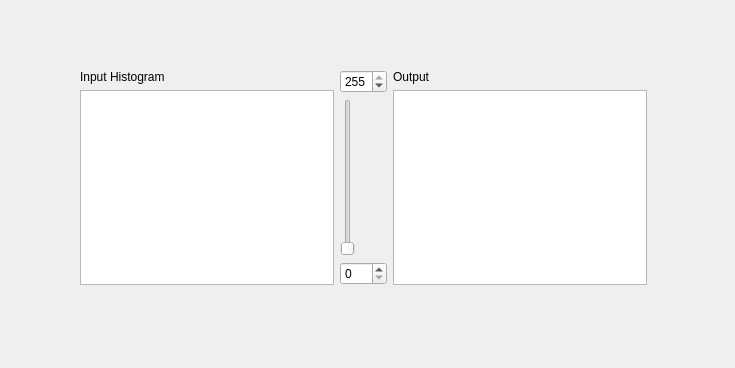
First picture: the form in window_histmatching.ui, repository jasonjin34/hiwi-imageprocessing, before the edit.
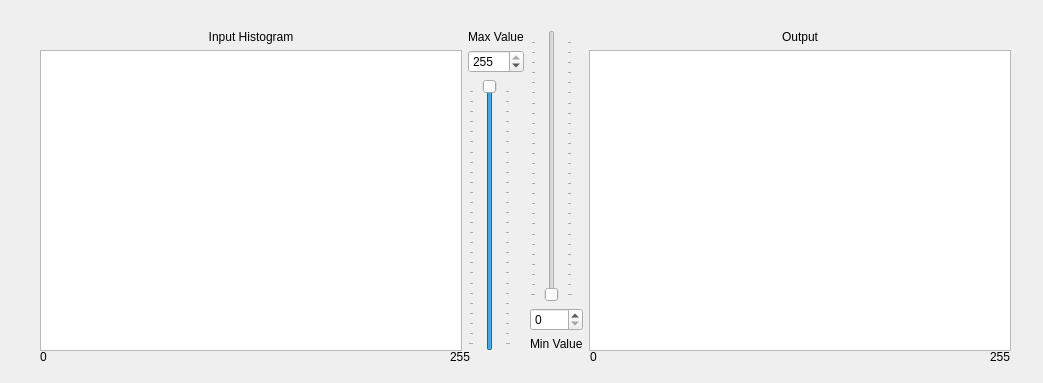
Second picture: the form after the edit.

Commit message: add two histogram matching function, message class for signal andslot

```diff
--- a/window_histmatching.ui
+++ b/window_histmatching.ui
@@ -6,75 +6,214 @@
    <rect>
     <x>0</x>
     <y>0</y>
-    <width>735</width>
-    <height>368</height>
+    <width>1043</width>
+    <height>383</height>
    </rect>
   </property>
   <property name="windowTitle">
    <string>Levels Adjustment</string>
   </property>
-  <widget class="QWidget" name="layoutWidget">
+  <widget class="QLabel" name="label_5">
    <property name="geometry">
     <rect>
-     <x>80</x>
-     <y>70</y>
-     <width>567</width>
-     <height>215</height>
+     <x>40</x>
+     <y>350</y>
+     <width>47</width>
+     <height>13</height>
+    </rect>
+   </property>
+   <property name="text">
+    <string>0</string>
+   </property>
+  </widget>
+  <widget class="QLabel" name="label_7">
+   <property name="geometry">
+    <rect>
+     <x>450</x>
+     <y>350</y>
+     <width>47</width>
+     <height>13</height>
+    </rect>
+   </property>
+   <property name="text">
+    <string>255</string>
+   </property>
+  </widget>
+  <widget class="QLabel" name="label_8">
+   <property name="geometry">
+    <rect>
+     <x>990</x>
+     <y>350</y>
+     <width>47</width>
+     <height>13</height>
+    </rect>
+   </property>
+   <property name="text">
+    <string>255</string>
+   </property>
+  </widget>
+  <widget class="QLabel" name="label_9">
+   <property name="geometry">
+    <rect>
+     <x>590</x>
+     <y>350</y>
+     <width>47</width>
+     <height>13</height>
+    </rect>
+   </property>
+   <property name="text">
+    <string>0</string>
+   </property>
+  </widget>
+  <widget class="QWidget" name="">
+   <property name="geometry">
+    <rect>
+     <x>40</x>
+     <y>30</y>
+     <width>971</width>
+     <height>321</height>
     </rect>
    </property>
    <layout class="QGridLayout" name="gridLayout">
-    <item row="0" column="1">
-     <widget class="QSpinBox" name="maxIntensity">
-      <property name="maximum">
-       <number>255</number>
-      </property>
-      <property name="value">
-       <number>255</number>
-      </property>
-     </widget>
+    <item row="0" column="2" rowspan="2">
+     <layout class="QVBoxLayout" name="verticalLayout_3">
+      <item>
+       <layout class="QVBoxLayout" name="verticalLayout_2">
+        <item>
+         <widget class="QSlider" name="verticalMin">
+          <property name="minimumSize">
+           <size>
+            <width>43</width>
+            <height>0</height>
+           </size>
+          </property>
+          <property name="layoutDirection">
+           <enum>Qt::LeftToRight</enum>
+          </property>
+          <property name="maximum">
+           <number>255</number>
+          </property>
+          <property name="sliderPosition">
+           <number>0</number>
+          </property>
+          <property name="orientation">
+           <enum>Qt::Vertical</enum>
+          </property>
+          <property name="tickPosition">
+           <enum>QSlider::TicksBothSides</enum>
+          </property>
+          <property name="tickInterval">
+           <number>0</number>
+          </property>
+         </widget>
+        </item>
+        <item>
+         <widget class="QSpinBox" name="minIntensity">
+          <property name="layoutDirection">
+           <enum>Qt::LeftToRight</enum>
+          </property>
+          <property name="maximum">
+           <number>255</number>
+          </property>
+         </widget>
+        </item>
+       </layout>
+      </item>
+      <item>
+       <widget class="QLabel" name="label_4">
+        <property name="text">
+         <string>Min Value</string>
+        </property>
+       </widget>
+      </item>
+     </layout>
     </item>
-    <item row="0" column="0" rowspan="3">
+    <item row="0" column="1" rowspan="2">
      <layout class="QVBoxLayout" name="verticalLayout">
       <item>
-       <widget class="QLabel" name="label">
+       <widget class="QLabel" name="label_3">
         <property name="text">
-         <string>Input Histogram</string>
+         <string>Max Value</string>
         </property>
        </widget>
       </item>
       <item>
-       <widget class="QGraphicsView" name="graphicsView"/>
+       <widget class="QSpinBox" name="maxIntensity">
+        <property name="maximum">
+         <number>255</number>
+        </property>
+        <property name="value">
+         <number>255</number>
+        </property>
+       </widget>
       </item>
-     </layout>
-    </item>
-    <item row="0" column="2" rowspan="3">
-     <layout class="QVBoxLayout" name="verticalLayout_2">
       <item>
-       <widget class="QLabel" name="label_2">
-        <property name="text">
-         <string>Output</string>
+       <widget class="QSlider" name="verticalMax">
+        <property name="minimumSize">
+         <size>
+          <width>43</width>
+          <height>0</height>
+         </size>
         </property>
+        <property name="layoutDirection">
+         <enum>Qt::LeftToRight</enum>
+        </property>
+        <property name="maximum">
+         <number>255</number>
+        </property>
+        <property name="sliderPosition">
+         <number>255</number>
+        </property>
+        <property name="orientation">
+         <enum>Qt::Vertical</enum>
+        </property>
+        <property name="tickPosition">
+         <enum>QSlider::TicksBothSides</enum>
+        </property>
        </widget>
       </item>
-      <item>
-       <widget class="QGraphicsView" name="graphicsView_2"/>
-      </item>
      </layout>
     </item>
-    <item row="2" column="1">
-     <widget class="QSpinBox" name="minIntensity">
-      <property name="maximum">
-       <number>255</number>
+    <item row="1" column="3">
+     <widget class="QGraphicsView" name="outputhistogram">
+      <property name="minimumSize">
+       <size>
+        <width>400</width>
+        <height>300</height>
+       </size>
       </property>
      </widget>
     </item>
-    <item row="1" column="1">
-     <widget class="QSlider" name="verticalSlider">
-      <property name="maximum">
-       <number>255</number>
+    <item row="0" column="3">
+     <widget class="QLabel" name="label_2">
+      <property name="text">
+       <string>Output</string>
       </property>
-      <property name="orientation">
-       <enum>Qt::Vertical</enum>
+      <property name="alignment">
+       <set>Qt::AlignCenter</set>
+      </property>
+     </widget>
+    </item>
+    <item row="0" column="0">
+     <widget class="QLabel" name="label">
+      <property name="layoutDirection">
+       <enum>Qt::LeftToRight</enum>
+      </property>
+      <property name="text">
+       <string>Input Histogram</string>
+      </property>
+      <property name="alignment">
+       <set>Qt::AlignCenter</set>
+      </property>
+     </widget>
+    </item>
+    <item row="1" column="0">
+     <widget class="QGraphicsView" name="inputhistogram">
+      <property name="minimumSize">
+       <size>
+        <width>400</width>
+        <height>300</height>
+       </size>
       </property>
      </widget>
     </item>
```
The commit also changes 10 other files.
